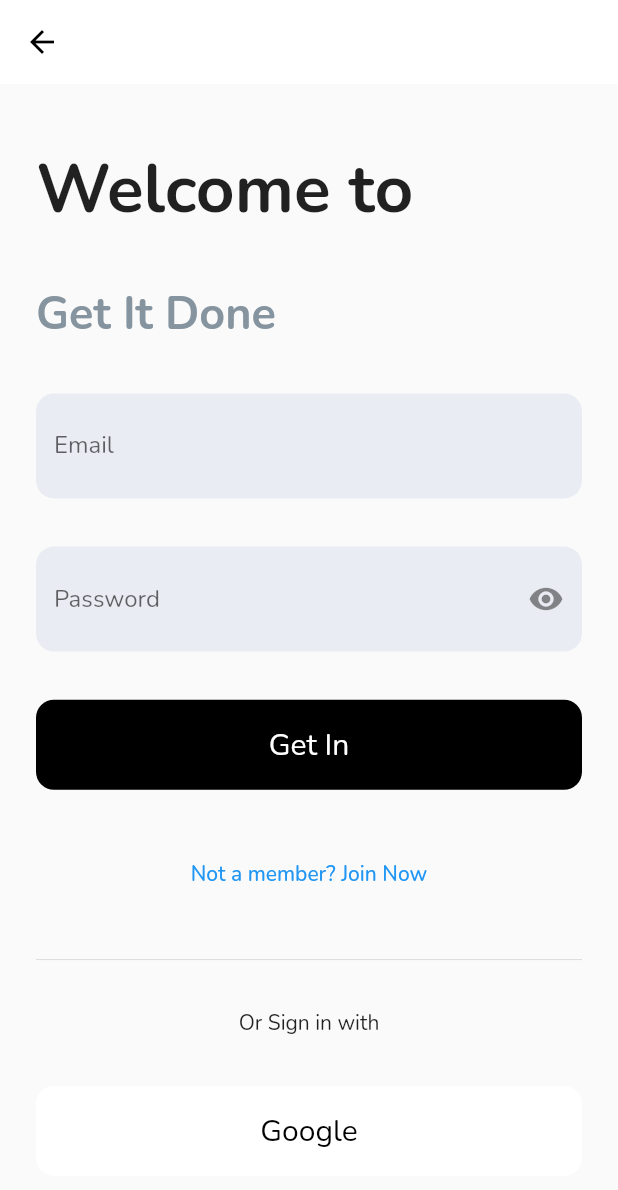
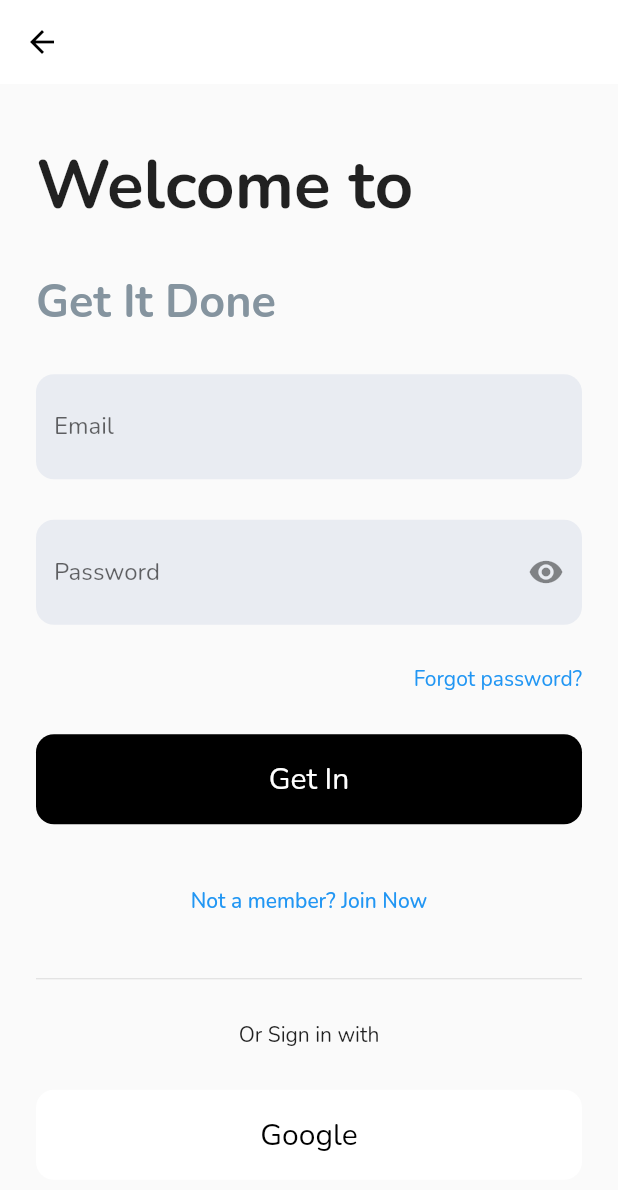
Before and after one commit to wahedzaman/get_it_done, a Flutter app: the LoginScreen screen opened directly, on a phone screen of 412 x 824 dp. Shown: the top 1190 px of the screen. Run offline on Flutter 3.47's test engine with Material 2 defaults, Android fonts, the light colour scheme and no system bars; our stand-ins replace gap, get.

Commit message:
reset password screen created

```diff
--- a/lib/ui/screens/auth/login_screen.dart
+++ b/lib/ui/screens/auth/login_screen.dart
@@ -2,6 +2,7 @@ import 'package:GID/core/ui_color_constant.dart';
 import 'package:GID/core/ui_constants.dart';
 import 'package:GID/core/ui_utils.dart';
 import 'package:GID/ui/screens/auth/registration_screen.dart';
+import 'package:GID/ui/screens/auth/reset_password.dart';
 import 'package:GID/ui/widgets/app_button.dart';
 import 'package:GID/ui/widgets/app_edit_text.dart';
 import 'package:flutter/material.dart';
@@ -44,6 +45,18 @@ class _LoginScreenState extends State<LoginScreen> {
                     color: hexToColor(greyDark))),
             const AppEditText(hint: "Email"),
             const AppEditText(hint: "Password", isObscure: true),
+            Row(
+              mainAxisAlignment: MainAxisAlignment.end,
+              children: [
+                InkWell(
+                  onTap: (){
+                    Get.to(const ResetPassword());
+                  },
+                  child: const Text("Forgot password?",
+                  style: TextStyle(color: Colors.blue),),
+                )
+              ],
+            ),
             AppButton(
                 onTap: () {
                   debugPrint("login pressed");
```
Also changed, not shown: lib/ui/screens/auth/reset_password.dart (added, +61 -0 lines).
